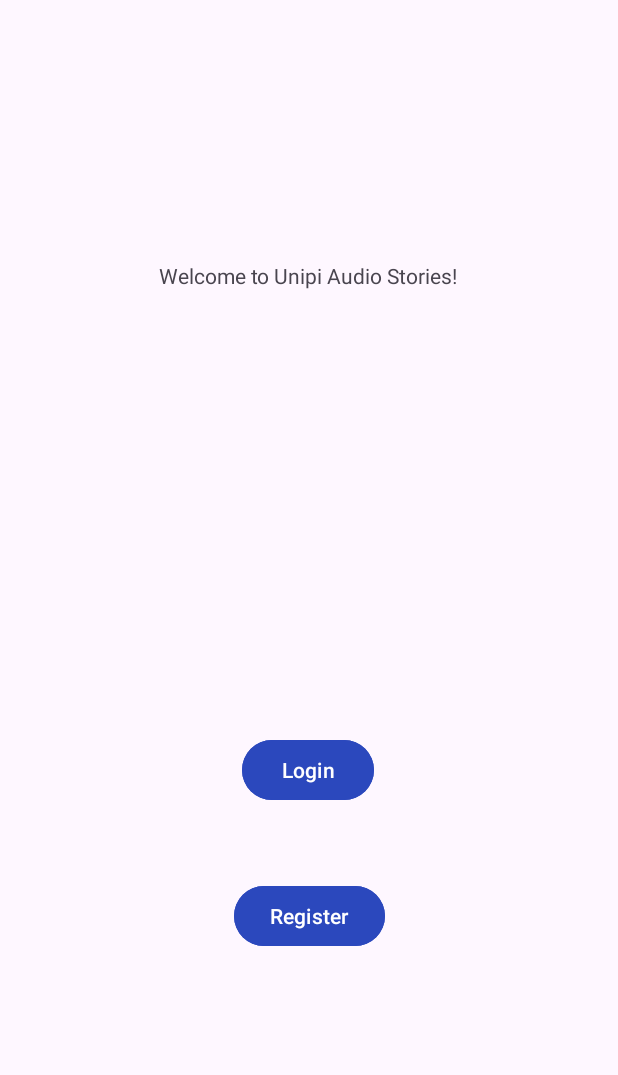
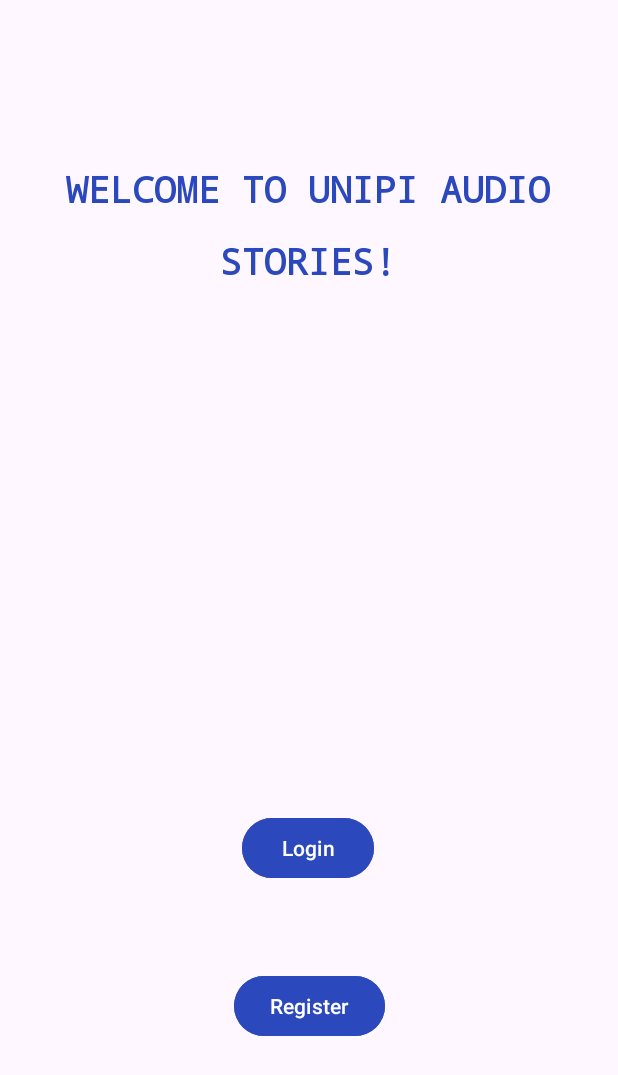
Before and after one commit to spirosvl999/Unipi_Audio_Stories, an Android app: the screen it shows after launch (MainActivity), on a phone screen of 412 x 824 dp. Shown: the top 1075 px of the screen. Run offline under Robolectric (Android 15) with nearby library versions, the phone set to English and light mode, and no system bars.

Commit message:
Made this A little bit more beautiful, want to put the logo on main activity

```diff
--- a/app/src/main/res/layout/activity_main.xml
+++ b/app/src/main/res/layout/activity_main.xml
@@ -9,27 +9,22 @@
 
     <TextView
         android:id="@+id/textView"
-        android:layout_width="wrap_content"
-        android:layout_height="wrap_content"
+        android:layout_width="336dp"
+        android:layout_height="88dp"
+        android:lineSpacingExtra="20sp"
         android:text="Welcome to Unipi Audio Stories!"
+        android:textAlignment="center"
+        android:textAllCaps="true"
+        android:textColor="#2B48BD"
+        android:textSize="24sp"
+        android:textStyle="bold"
+        android:typeface="monospace"
         app:layout_constraintBottom_toBottomOf="parent"
         app:layout_constraintEnd_toEndOf="parent"
-        app:layout_constraintHorizontal_bias="0.497"
+        app:layout_constraintHorizontal_bias="0.493"
         app:layout_constraintStart_toStartOf="parent"
         app:layout_constraintTop_toTopOf="parent"
-        app:layout_constraintVertical_bias="0.216" />
-
-    <Button
-        android:id="@+id/button"
-        android:layout_width="wrap_content"
-        android:layout_height="wrap_content"
-        android:layout_marginTop="296dp"
-        android:backgroundTint="#2B48BD"
-        android:text="Login"
-        app:layout_constraintEnd_toEndOf="parent"
-        app:layout_constraintHorizontal_bias="0.498"
-        app:layout_constraintStart_toStartOf="parent"
-        app:layout_constraintTop_toBottomOf="@+id/textView" />
+        app:layout_constraintVertical_bias="0.149" />
 
     <Button
         android:id="@+id/button2"
@@ -42,6 +37,18 @@
         app:layout_constraintEnd_toEndOf="parent"
         app:layout_constraintStart_toStartOf="parent"
         app:layout_constraintTop_toBottomOf="@+id/button"
-        app:layout_constraintVertical_bias="0.007" />
+        app:layout_constraintVertical_bias="0.067" />
+
+    <Button
+        android:id="@+id/button"
+        android:layout_width="wrap_content"
+        android:layout_height="wrap_content"
+        android:layout_marginTop="344dp"
+        android:backgroundTint="#2B48BD"
+        android:text="Login"
+        app:layout_constraintEnd_toEndOf="parent"
+        app:layout_constraintHorizontal_bias="0.498"
+        app:layout_constraintStart_toStartOf="parent"
+        app:layout_constraintTop_toBottomOf="@+id/textView" />
 
 </androidx.constraintlayout.widget.ConstraintLayout>
```
